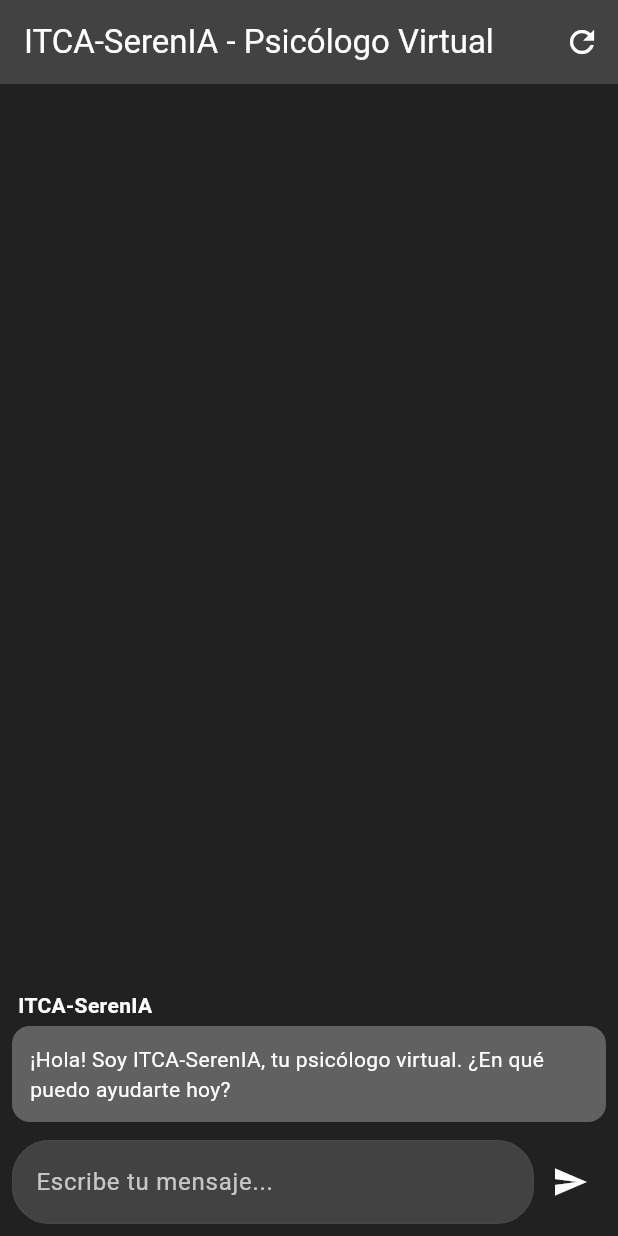
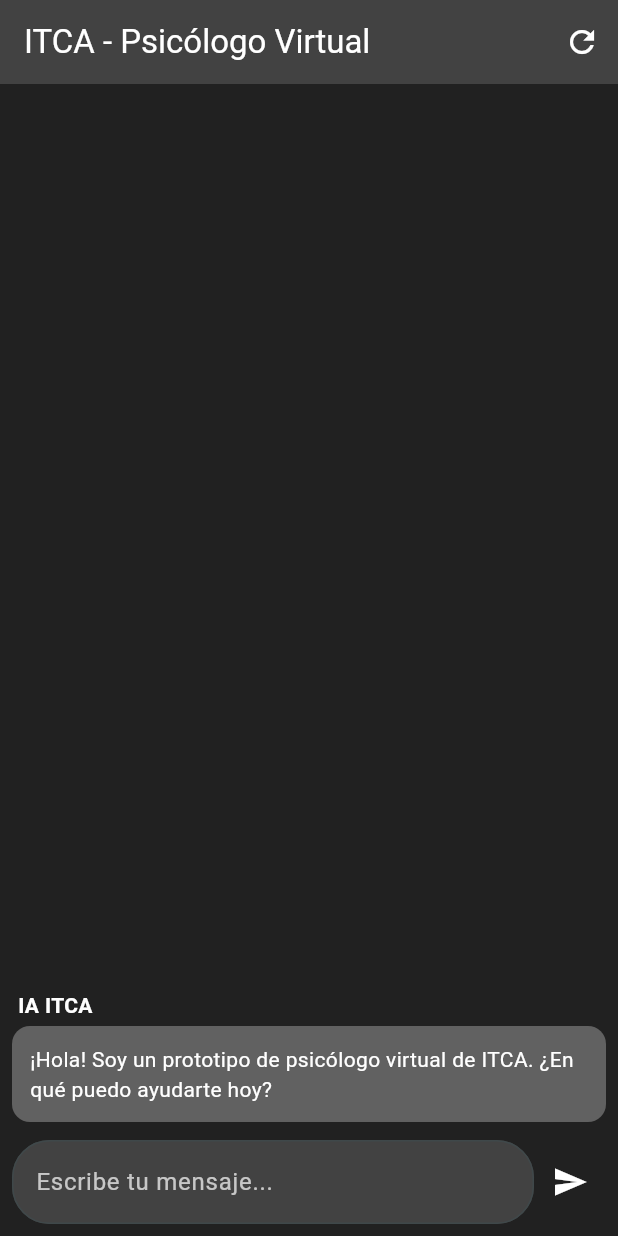
Before and after one commit to zelder12/psicologo_virtual, a Flutter app: the screen it shows after launch, after a tap on the "send" icon, on a phone screen of 412 x 824 dp. Run offline on Flutter 3.47's test engine with Material 3 defaults, Android fonts, the phone set to English and light mode, and no system bars.

Commit message:
Update main.dart

```diff
--- a/lib/main.dart
+++ b/lib/main.dart
@@ -13,7 +13,7 @@
   Widget build(BuildContext context) {
     return MaterialApp(
       debugShowCheckedModeBanner: false,
-      title: 'ITCA-SerenIA - Psicólogo Virtual',
+      title: 'ITCA - Psicólogo Virtual',
       theme: ThemeData(
         colorScheme: ColorScheme.fromSeed(seedColor: Colors.grey),
         scaffoldBackgroundColor: Colors.grey[900],
@@ -45,8 +45,8 @@
     setState(() {
       _messages.insert(0, {
         "text":
-            "¡Hola! Soy ITCA-SerenIA, tu psicólogo virtual. ¿En qué puedo ayudarte hoy?",
-        "sender": "ITCA-SerenIA",
+            "¡Hola! Soy un prototipo de psicólogo virtual de ITCA. ¿En qué puedo ayudarte hoy?",
+        "sender": "IA ITCA",
       });
     });
   }
@@ -65,14 +65,14 @@
 
     String response = await getAIResponse(input);
     setState(() {
-      _messages.insert(0, {"text": response, "sender": "ITCA-SerenIA"});
+      _messages.insert(0, {"text": response, "sender": "IA ITCA"});
       _isWaitingForResponse = false;
     });
   }
 
   Future<String> getAIResponse(String userInput) async {
     String apiKey =
-        "tu_api_key_aqui";
+        "API_KEY_HERE";
     String apiUrl = "https://api.openai.com/v1/chat/completions";
 
     String prompt = """
@@ -138,8 +138,7 @@
       );
 
       if (response.statusCode == 200) {
-        var data = jsonDecode(utf8.decode(
-            response.bodyBytes)); // Decodifica los caracteres especiales
+        var data = jsonDecode(utf8.decode(response.bodyBytes));
         return data["choices"][0]["message"]["content"].trim();
       } else {
         return "Error en la consulta a la IA: ${response.statusCode}";
@@ -161,7 +160,7 @@
     return Scaffold(
       appBar: AppBar(
         title: const Text(
-          'ITCA-SerenIA - Psicólogo Virtual',
+          'ITCA - Psicólogo Virtual',
           style: TextStyle(color: Colors.white),
         ),
         backgroundColor: Colors.grey[800],
```
